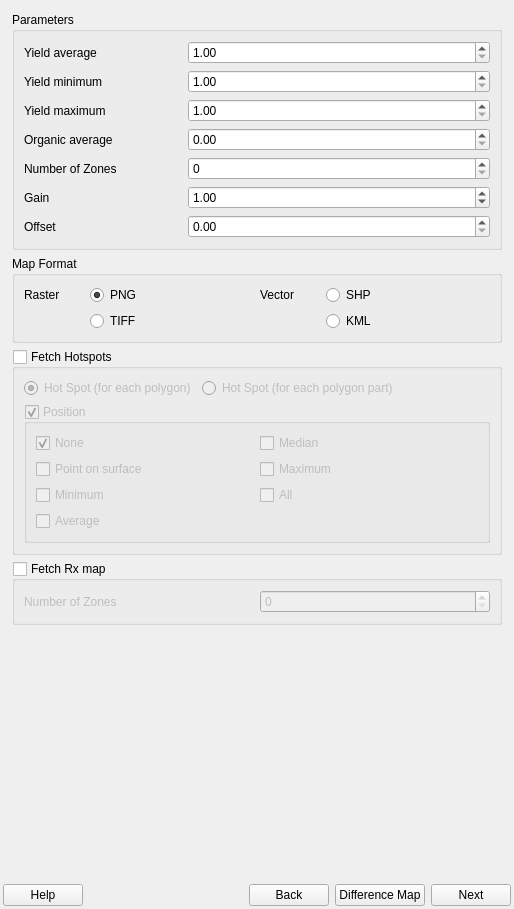
Old version of the form geosys/ui/templates/geosys_dockwidget_base.ui in the repository osundwajeff/qgis-plugin.
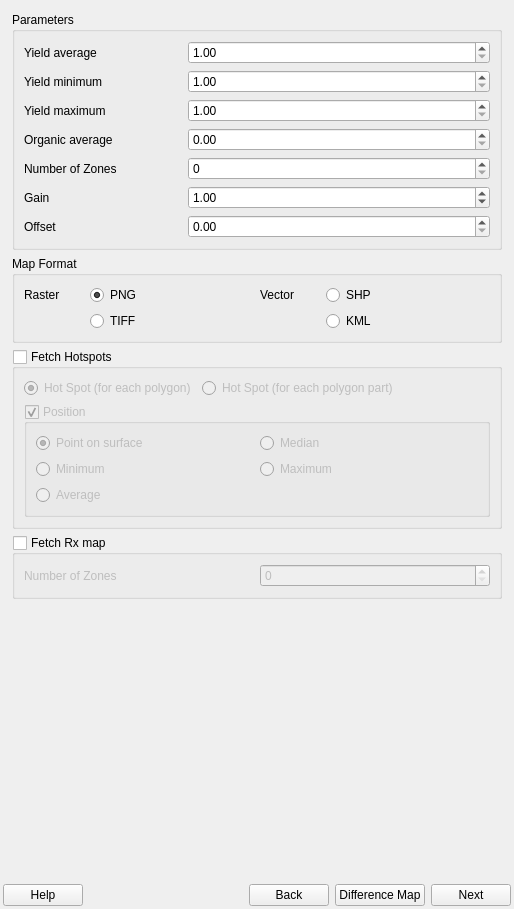
New version of the form.

Diff of the .ui file:
```diff
--- a/geosys/ui/templates/geosys_dockwidget_base.ui
+++ b/geosys/ui/templates/geosys_dockwidget_base.ui
@@ -670,58 +670,44 @@
               <bool>true</bool>
              </property>
              <layout class="QGridLayout" name="gridLayout_3">
-              <item row="0" column="0">
-               <widget class="QCheckBox" name="cb_none">
+              <item row="1" column="1">
+               <widget class="QRadioButton" name="rb_max">
                 <property name="text">
-                 <string>None</string>
-                </property>
-                <property name="checked">
-                 <bool>true</bool>
+                 <string>Maximum</string>
                 </property>
                </widget>
               </item>
               <item row="0" column="1">
-               <widget class="QCheckBox" name="cb_med">
+               <widget class="QRadioButton" name="rb_med">
                 <property name="text">
                  <string>Median</string>
                 </property>
                </widget>
               </item>
               <item row="1" column="0">
-               <widget class="QCheckBox" name="cb_point_on_surface">
-                <property name="text">
-                 <string>Point on surface</string>
-                </property>
-               </widget>
-              </item>
-              <item row="1" column="1">
-               <widget class="QCheckBox" name="cb_max">
-                <property name="text">
-                 <string>Maximum</string>
-                </property>
-               </widget>
-              </item>
-              <item row="2" column="0">
-               <widget class="QCheckBox" name="cb_min">
+               <widget class="QRadioButton" name="rb_min">
                 <property name="text">
                  <string>Minimum</string>
                 </property>
                </widget>
               </item>
-              <item row="2" column="1">
-               <widget class="QCheckBox" name="cb_all">
-                <property name="text">
-                 <string>All</string>
-                </property>
-               </widget>
-              </item>
-              <item row="3" column="0">
-               <widget class="QCheckBox" name="cb_ave">
+              <item row="2" column="0">
+               <widget class="QRadioButton" name="rb_ave">
                 <property name="text">
                  <string>Average</string>
                 </property>
                </widget>
               </item>
+              <item row="0" column="0">
+               <widget class="QRadioButton" name="rb_point_on_surface">
+                <property name="text">
+                 <string>Point on surface</string>
+                </property>
+                <property name="checked">
+                 <bool>true</bool>
+                </property>
+               </widget>
+              </item>
              </layout>
             </widget>
            </item>
```
